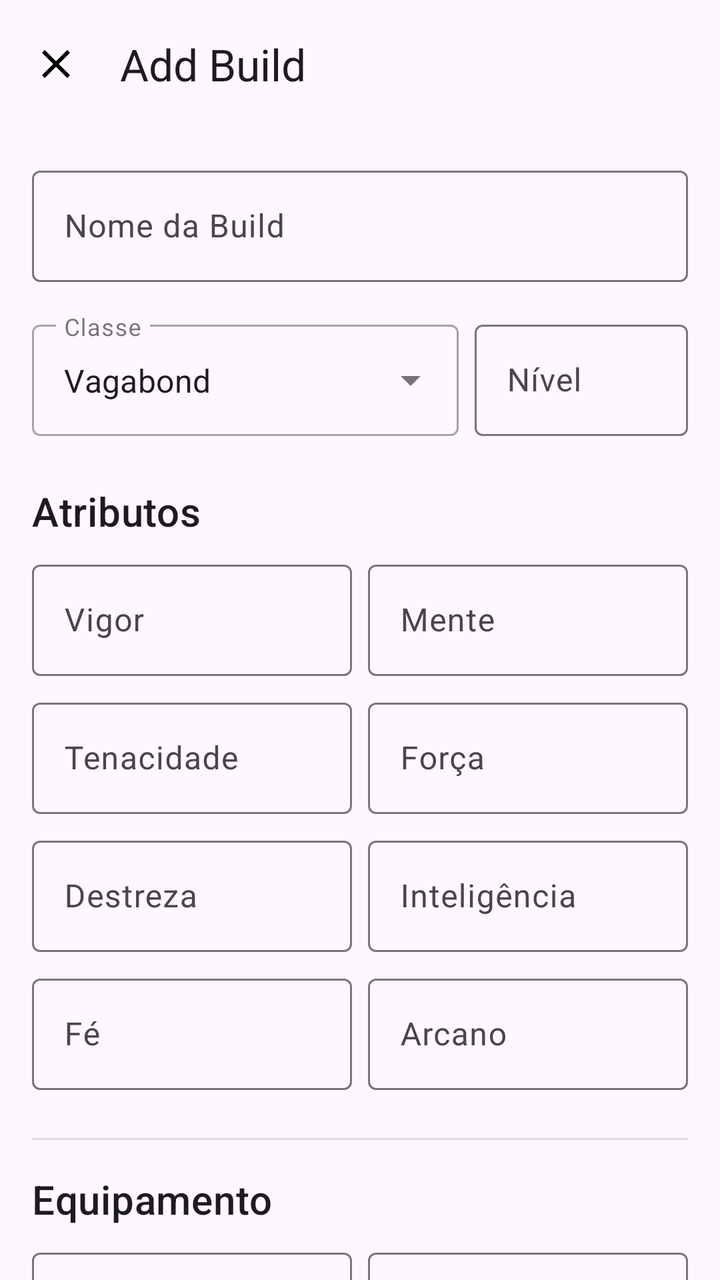
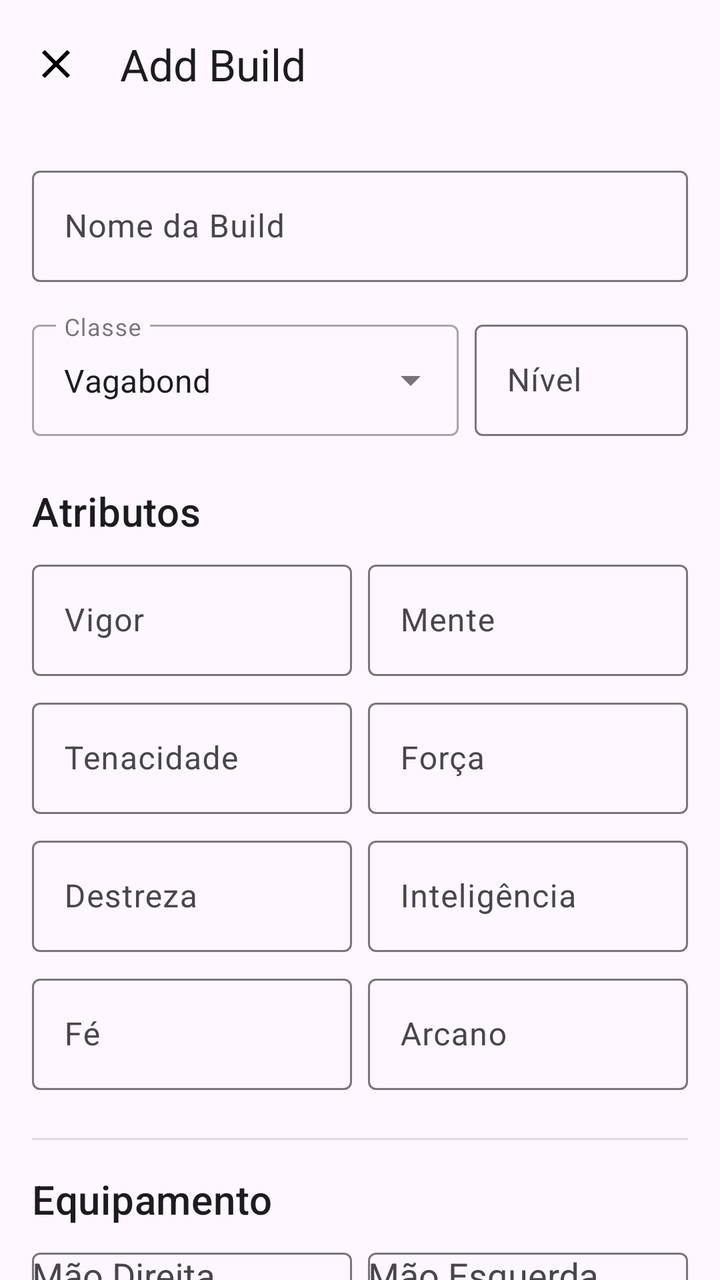

An Android layout rendered at two revisions. The XML below is the earlier revision; the diff shows what the commit changed to produce the second picture.
<!-- AndroidManifest.xml: application theme Theme.EldenBuilds -->
<!-- res/layout/activity_add_edit_build.xml -->
<?xml version="1.0" encoding="utf-8"?>
<androidx.coordinatorlayout.widget.CoordinatorLayout
    xmlns:android="http://schemas.android.com/apk/res/android"
    xmlns:app="http://schemas.android.com/apk/res-auto"
    xmlns:tools="http://schemas.android.com/tools"
    android:layout_width="match_parent"
    android:layout_height="match_parent"
    tools:context=".ui.detail.AddEditBuildActivity">

    <com.google.android.material.appbar.AppBarLayout
        android:layout_width="match_parent"
        android:layout_height="wrap_content">

        <com.google.android.material.appbar.MaterialToolbar
            android:id="@+id/topAppBar"
            android:layout_width="match_parent"
            android:layout_height="?attr/actionBarSize"
            app:title="@string/add_build"
            app:navigationIcon="@drawable/ic_close" />

    </com.google.android.material.appbar.AppBarLayout>

    <androidx.core.widget.NestedScrollView
        android:layout_width="match_parent"
        android:layout_height="match_parent"
        app:layout_behavior="@string/appbar_scrolling_view_behavior">

        <LinearLayout
            android:layout_width="match_parent"
            android:layout_height="wrap_content"
            android:orientation="vertical"
            android:padding="16dp">

            <com.google.android.material.textfield.TextInputLayout
                android:layout_width="match_parent"
                android:layout_height="wrap_content"
                android:hint="@string/hint_build_name">

                <com.google.android.material.textfield.TextInputEditText
                    android:id="@+id/edit_text_name"
                    android:layout_width="match_parent"
                    android:layout_height="wrap_content"
                    android:inputType="textCapWords" />
            </com.google.android.material.textfield.TextInputLayout>

            <LinearLayout
                android:layout_width="match_parent"
                android:layout_height="wrap_content"
                android:orientation="horizontal"
                android:layout_marginTop="16dp"
                android:baselineAligned="false">

                <com.google.android.material.textfield.TextInputLayout
                    android:layout_width="0dp"
                    android:layout_height="wrap_content"
                    android:layout_weight="1"
                    android:layout_marginEnd="8dp"
                    style="@style/Widget.MaterialComponents.TextInputLayout.OutlinedBox.ExposedDropdownMenu"
                    android:hint="@string/hint_class">

                    <AutoCompleteTextView
                        android:id="@+id/spinner_class"
                        android:layout_width="match_parent"
                        android:layout_height="wrap_content"
                        android:inputType="none"
                        android:focusable="false"
                        android:text="@string/class_vagabond"
                        />
                </com.google.android.material.textfield.TextInputLayout>

                <com.google.android.material.textfield.TextInputLayout
                    android:layout_width="0dp"
                    android:layout_height="wrap_content"
                    android:layout_weight="0.5"
                    android:hint="@string/hint_level">

                    <com.google.android.material.textfield.TextInputEditText
                        android:id="@+id/edit_text_level"
                        android:layout_width="match_parent"
                        android:layout_height="wrap_content"
                        android:enabled="false"
                        android:focusable="false"
                        android:inputType="number"
                        android:maxLength="3" />
                </com.google.android.material.textfield.TextInputLayout>
            </LinearLayout>

            <TextView
                android:layout_width="wrap_content"
                android:layout_height="wrap_content"
                android:text="@string/title_stats"
                android:layout_marginTop="24dp"
                android:layout_marginBottom="8dp"
                android:textAppearance="?attr/textAppearanceHeadline6" />

            <GridLayout
                android:layout_width="match_parent"
                android:layout_height="wrap_content"
                android:columnCount="2"
                android:rowCount="4">

                <com.google.android.material.textfield.TextInputLayout
                    android:layout_width="0dp"
                    android:layout_height="wrap_content"
                    android:layout_columnWeight="1"
                    android:layout_marginEnd="8dp"
                    android:layout_marginBottom="8dp"
                    android:hint="@string/stat_vigor">
                    <com.google.android.material.textfield.TextInputEditText
                        android:id="@+id/edit_vigor"
                        android:layout_width="match_parent"
                        android:layout_height="wrap_content"
                        android:inputType="number"
                        android:maxLength="2"/>
                </com.google.android.material.textfield.TextInputLayout>

                <com.google.android.material.textfield.TextInputLayout
                    android:layout_width="0dp"
                    android:layout_height="wrap_content"
                    android:layout_columnWeight="1"
                    android:layout_marginBottom="8dp"
                    android:hint="@string/stat_mind">
                    <com.google.android.material.textfield.TextInputEditText
                        android:id="@+id/edit_mind"
                        android:layout_width="match_parent"
                        android:layout_height="wrap_content"
                        android:inputType="number"
                        android:maxLength="2"/>
                </com.google.android.material.textfield.TextInputLayout>

                <com.google.android.material.textfield.TextInputLayout
                    android:layout_width="0dp"
                    android:layout_height="wrap_content"
                    android:layout_columnWeight="1"
                    android:layout_marginEnd="8dp"
                    android:layout_marginBottom="8dp"
                    android:hint="@string/stat_endurance">
                    <com.google.android.material.textfield.TextInputEditText
                        android:id="@+id/edit_endurance"
                        android:layout_width="match_parent"
                        android:layout_height="wrap_content"
                        android:inputType="number"
                        android:maxLength="2"/>
                </com.google.android.material.textfield.TextInputLayout>

                <com.google.android.material.textfield.TextInputLayout
                    android:layout_width="0dp"
                    android:layout_height="wrap_content"
                    android:layout_columnWeight="1"
                    android:layout_marginBottom="8dp"
                    android:hint="@string/stat_strength">
                    <com.google.android.material.textfield.TextInputEditText
                        android:id="@+id/edit_strength"
                        android:layout_width="match_parent"
                        android:layout_height="wrap_content"
                        android:inputType="number"
                        android:maxLength="2"/>
                </com.google.android.material.textfield.TextInputLayout>

                <com.google.android.material.textfield.TextInputLayout
                    android:layout_width="0dp"
                    android:layout_height="wrap_content"
                    android:layout_columnWeight="1"
                    android:layout_marginEnd="8dp"
                    android:layout_marginBottom="8dp"
                    android:hint="@string/stat_dexterity">
                    <com.google.android.material.textfield.TextInputEditText
                        android:id="@+id/edit_dexterity"
                        android:layout_width="match_parent"
                        android:layout_height="wrap_content"
                        android:inputType="number"
                        android:maxLength="2"/>
                </com.google.android.material.textfield.TextInputLayout>

                <com.google.android.material.textfield.TextInputLayout
                    android:layout_width="0dp"
                    android:layout_height="wrap_content"
                    android:layout_columnWeight="1"
                    android:layout_marginBottom="8dp"
                    android:hint="@string/stat_intelligence">
                    <com.google.android.material.textfield.TextInputEditText
                        android:id="@+id/edit_intelligence"
                        android:layout_width="match_parent"
                        android:layout_height="wrap_content"
                        android:inputType="number"
                        android:maxLength="2"/>
                </com.google.android.material.textfield.TextInputLayout>

                <com.google.android.material.textfield.TextInputLayout
                    android:layout_width="0dp"
                    android:layout_height="wrap_content"
                    android:layout_columnWeight="1"
                    android:layout_marginEnd="8dp"
                    android:layout_marginBottom="8dp"
                    android:hint="@string/stat_faith">
                    <com.google.android.material.textfield.TextInputEditText
                        android:id="@+id/edit_faith"
                        android:layout_width="match_parent"
                        android:layout_height="wrap_content"
                        android:inputType="number"
                        android:maxLength="2"/>
                </com.google.android.material.textfield.TextInputLayout>

                <com.google.android.material.textfield.TextInputLayout
                    android:layout_width="0dp"
                    android:layout_height="wrap_content"
                    android:layout_columnWeight="1"
                    android:layout_marginBottom="8dp"
                    android:hint="@string/stat_arcane">
                    <com.google.android.material.textfield.TextInputEditText
                        android:id="@+id/edit_arcane"
                        android:layout_width="match_parent"
                        android:layout_height="wrap_content"
                        android:inputType="number"
                        android:maxLength="2"/>
                </com.google.android.material.textfield.TextInputLayout>

            </GridLayout>

            <View
                android:layout_width="match_parent"
                android:layout_height="1dp"
                android:layout_marginVertical="16dp"
                android:background="?android:attr/listDivider" />

            <TextView
                android:layout_width="wrap_content"
                android:layout_height="wrap_content"
                android:text="@string/section_equipment"
                android:layout_marginBottom="8dp"
                android:textAppearance="?attr/textAppearanceHeadline6" />

            <LinearLayout
                android:layout_width="match_parent"
                android:layout_height="wrap_content"
                android:orientation="horizontal"
                android:baselineAligned="false">

                <com.google.android.material.textfield.TextInputLayout
                    android:layout_width="0dp"
                    android:layout_height="wrap_content"
                    android:layout_weight="1"
                    android:layout_marginEnd="8dp"
                    android:hint="@string/hint_right_hand">
                    <com.google.android.material.textfield.TextInputEditText
                        android:id="@+id/edit_weapon_r"
                        android:layout_width="match_parent"
                        android:layout_height="wrap_content"
                        android:inputType="textCapWords" />
                </com.google.android.material.textfield.TextInputLayout>

                <com.google.android.material.textfield.TextInputLayout
                    android:layout_width="0dp"
                    android:layout_height="wrap_content"
                    android:layout_weight="1"
                    android:hint="@string/hint_left_hand">
                    <com.google.android.material.textfield.TextInputEditText
                        android:id="@+id/edit_weapon_l"
                        android:layout_width="match_parent"
                        android:layout_height="wrap_content"
                        android:inputType="textCapWords" />
                </com.google.android.material.textfield.TextInputLayout>
            </LinearLayout>

            <TextView
                android:layout_width="wrap_content"
                android:layout_height="wrap_content"
                android:text="@string/section_armor"
                android:layout_marginTop="16dp"
                android:layout_marginBottom="8dp"
                android:textAppearance="?attr/textAppearanceSubtitle1"
                android:textStyle="bold"/>

            <GridLayout
                android:layout_width="match_parent"
                android:layout_height="wrap_content"
                android:columnCount="2"
                android:rowCount="2">

                <com.google.android.material.textfield.TextInputLayout
                    android:layout_width="0dp"
                    android:layout_height="wrap_content"
                    android:layout_columnWeight="1"
                    android:layout_marginEnd="8dp"
                    android:layout_marginBottom="8dp"
                    android:hint="@string/hint_helm">
                    <com.google.android.material.textfield.TextInputEditText
                        android:id="@+id/edit_armor_helm"
                        android:layout_width="match_parent"
                        android:layout_height="wrap_content"
                        android:inputType="textCapWords"/>
                </com.google.android.material.textfield.TextInputLayout>

                <com.google.android.material.textfield.TextInputLayout
                    android:layout_width="0dp"
                    android:layout_height="wrap_content"
                    android:layout_columnWeight="1"
                    android:layout_marginBottom="8dp"
                    android:hint="@string/hint_chest">
                    <com.google.android.material.textfield.TextInputEditText
                        android:id="@+id/edit_armor_chest"
                        android:layout_width="match_parent"
                        android:layout_height="wrap_content"
                        android:inputType="textCapWords"/>
                </com.google.android.material.textfield.TextInputLayout>

                <com.google.android.material.textfield.TextInputLayout
                    android:layout_width="0dp"
                    android:layout_height="wrap_content"
                    android:layout_columnWeight="1"
                    android:layout_marginEnd="8dp"
                    android:hint="@string/hint_hands">
                    <com.google.android.material.textfield.TextInputEditText
                        android:id="@+id/edit_armor_hands"
                        android:layout_width="match_parent"
                        android:layout_height="wrap_content"
                        android:inputType="textCapWords"/>
                </com.google.android.material.textfield.TextInputLayout>

                <com.google.android.material.textfield.TextInputLayout
                    android:layout_width="0dp"
                    android:layout_height="wrap_content"
                    android:layout_columnWeight="1"
                    android:hint="@string/hint_legs">
                    <com.google.android.material.textfield.TextInputEditText
                        android:id="@+id/edit_armor_legs"
                        android:layout_width="match_parent"
                        android:layout_height="wrap_content"
                        android:inputType="textCapWords"/>
                </com.google.android.material.textfield.TextInputLayout>
            </GridLayout>

            <TextView
                android:layout_width="wrap_content"
                android:layout_height="wrap_content"
                android:text="@string/section_talismans"
                android:layout_marginTop="16dp"
                android:layout_marginBottom="8dp"
                android:textAppearance="?attr/textAppearanceSubtitle1"
                android:textStyle="bold"/>

            <GridLayout
                android:layout_width="match_parent"
                android:layout_height="wrap_content"
                android:columnCount="2">

                <com.google.android.material.textfield.TextInputLayout
                    android:layout_width="0dp"
                    android:layout_height="wrap_content"
                    android:layout_columnWeight="1"
                    android:layout_marginEnd="8dp"
                    android:hint="@string/hint_talisman_1">
                    <com.google.android.material.textfield.TextInputEditText
                        android:id="@+id/edit_talisman_1"
                        android:layout_width="match_parent"
                        android:layout_height="wrap_content"/>
                </com.google.android.material.textfield.TextInputLayout>

                <com.google.android.material.textfield.TextInputLayout
                    android:layout_width="0dp"
                    android:layout_height="wrap_content"
                    android:layout_columnWeight="1"
                    android:hint="@string/hint_talisman_2">
                    <com.google.android.material.textfield.TextInputEditText
                        android:id="@+id/edit_talisman_2"
                        android:layout_width="match_parent"
                        android:layout_height="wrap_content"/>
                </com.google.android.material.textfield.TextInputLayout>

                <com.google.android.material.textfield.TextInputLayout
                    android:layout_width="0dp"
                    android:layout_height="wrap_content"
                    android:layout_columnWeight="1"
                    android:layout_marginTop="8dp"
                    android:layout_marginEnd="8dp"
                    android:hint="@string/hint_talisman_3">
                    <com.google.android.material.textfield.TextInputEditText
                        android:id="@+id/edit_talisman_3"
                        android:layout_width="match_parent"
                        android:layout_height="wrap_content"/>
                </com.google.android.material.textfield.TextInputLayout>

                <com.google.android.material.textfield.TextInputLayout
                    android:layout_width="0dp"
                    android:layout_height="wrap_content"
                    android:layout_columnWeight="1"
                    android:layout_marginTop="8dp"
                    android:hint="@string/hint_talisman_4">
                    <com.google.android.material.textfield.TextInputEditText
                        android:id="@+id/edit_talisman_4"
                        android:layout_width="match_parent"
                        android:layout_height="wrap_content"/>
                </com.google.android.material.textfield.TextInputLayout>
            </GridLayout>

            <com.google.android.material.textfield.TextInputLayout
                android:layout_width="match_parent"
                android:layout_height="wrap_content"
                android:layout_marginTop="16dp"
                android:hint="@string/hint_notes">
                <com.google.android.material.textfield.TextInputEditText
                    android:id="@+id/edit_notes"
                    android:layout_width="match_parent"
                    android:layout_height="wrap_content"
                    android:gravity="top"
                    android:minLines="3"
                    android:inputType="textMultiLine|textCapSentences" />
            </com.google.android.material.textfield.TextInputLayout>

            <com.google.android.material.button.MaterialButton
                android:id="@+id/button_save"
                android:layout_width="match_parent"
                android:layout_height="wrap_content"
                android:layout_marginTop="24dp"
                android:text="@string/btn_save_build"
                app:icon="@android:drawable/ic_menu_save" />

        </LinearLayout>
    </androidx.core.widget.NestedScrollView>
</androidx.coordinatorlayout.widget.CoordinatorLayout>
<!-- resources referenced by this layout -->
<resources>
  <!-- drawable ic_close (drawable) -->
  <vector xmlns:android="http://schemas.android.com/apk/res/android" android:height="24dp" android:tint="#000000" android:viewportHeight="24" android:viewportWidth="24" android:width="24dp">
        
      <path android:fillColor="@android:color/white" android:pathData="M19,6.41L17.59,5 12,10.59 6.41,5 5,6.41 10.59,12 5,17.59 6.41,19 12,13.41 17.59,19 19,17.59 13.41,12z"/>
      
  </vector>
  <string name="add_build">Add Build</string>
  <string name="btn_save_build">Salvar Build</string>
  <string name="class_vagabond">Vagabond</string>
  <string name="hint_build_name">Nome da Build</string>
  <string name="hint_chest">Peitoral</string>
  <string name="hint_class">Classe</string>
  <string name="hint_hands">Luvas</string>
  <string name="hint_helm">Capacete</string>
  <string name="hint_left_hand">Mão Esquerda</string>
  <string name="hint_legs">Botas</string>
  <string name="hint_level">Nível</string>
  <string name="hint_notes">Notas / Estratégia</string>
  <string name="hint_right_hand">Mão Direita</string>
  <string name="hint_talisman_1">Talismã 1</string>
  <string name="hint_talisman_2">Talismã 2</string>
  <string name="hint_talisman_3">Talismã 3</string>
  <string name="hint_talisman_4">Talismã 4</string>
  <string name="section_armor">Armadura</string>
  <string name="section_equipment">Equipamento</string>
  <string name="section_talismans">Talismãs</string>
  <string name="stat_arcane">Arcano</string>
  <string name="stat_dexterity">Destreza</string>
  <string name="stat_endurance">Tenacidade</string>
  <string name="stat_faith">Fé</string>
  <string name="stat_intelligence">Inteligência</string>
  <string name="stat_mind">Mente</string>
  <string name="stat_strength">Força</string>
  <string name="stat_vigor">Vigor</string>
  <string name="title_stats">Atributos</string>
  <style name="Theme.EldenBuilds" parent="Base.Theme.EldenBuilds" />
  <style name="Base.Theme.EldenBuilds" parent="Theme.Material3.DayNight.NoActionBar">
          
          
      </style>
</resources>

<!-- the commit's change to res/layout/activity_add_edit_build.xml (unified diff, before → after) -->
@@ -242,10 +242,11 @@
                     android:layout_weight="1"
                     android:layout_marginEnd="8dp"
                     android:hint="@string/hint_right_hand">
-                    <com.google.android.material.textfield.TextInputEditText
+                    <AutoCompleteTextView
                         android:id="@+id/edit_weapon_r"
                         android:layout_width="match_parent"
                         android:layout_height="wrap_content"
+                        android:completionThreshold="1"
                         android:inputType="textCapWords" />
                 </com.google.android.material.textfield.TextInputLayout>
 
@@ -254,10 +255,11 @@
                     android:layout_height="wrap_content"
                     android:layout_weight="1"
                     android:hint="@string/hint_left_hand">
-                    <com.google.android.material.textfield.TextInputEditText
+                    <AutoCompleteTextView
                         android:id="@+id/edit_weapon_l"
                         android:layout_width="match_parent"
                         android:layout_height="wrap_content"
+                        android:completionThreshold="1"
                         android:inputType="textCapWords" />
                 </com.google.android.material.textfield.TextInputLayout>
             </LinearLayout>
@@ -284,10 +286,11 @@
                     android:layout_marginEnd="8dp"
                     android:layout_marginBottom="8dp"
                     android:hint="@string/hint_helm">
-                    <com.google.android.material.textfield.TextInputEditText
+                    <AutoCompleteTextView
                         android:id="@+id/edit_armor_helm"
                         android:layout_width="match_parent"
                         android:layout_height="wrap_content"
+                        android:completionThreshold="1"
                         android:inputType="textCapWords"/>
                 </com.google.android.material.textfield.TextInputLayout>
 
@@ -297,10 +300,11 @@
                     android:layout_columnWeight="1"
                     android:layout_marginBottom="8dp"
                     android:hint="@string/hint_chest">
-                    <com.google.android.material.textfield.TextInputEditText
+                    <AutoCompleteTextView
                         android:id="@+id/edit_armor_chest"
                         android:layout_width="match_parent"
                         android:layout_height="wrap_content"
+                        android:completionThreshold="1"
                         android:inputType="textCapWords"/>
                 </com.google.android.material.textfield.TextInputLayout>
 
@@ -310,10 +314,11 @@
                     android:layout_columnWeight="1"
                     android:layout_marginEnd="8dp"
                     android:hint="@string/hint_hands">
-                    <com.google.android.material.textfield.TextInputEditText
+                    <AutoCompleteTextView
                         android:id="@+id/edit_armor_hands"
                         android:layout_width="match_parent"
                         android:layout_height="wrap_content"
+                        android:completionThreshold="1"
                         android:inputType="textCapWords"/>
                 </com.google.android.material.textfield.TextInputLayout>
 
@@ -322,10 +327,11 @@
                     android:layout_height="wrap_content"
                     android:layout_columnWeight="1"
                     android:hint="@string/hint_legs">
-                    <com.google.android.material.textfield.TextInputEditText
+                    <AutoCompleteTextView
                         android:id="@+id/edit_armor_legs"
                         android:layout_width="match_parent"
                         android:layout_height="wrap_content"
+                        android:completionThreshold="1"
                         android:inputType="textCapWords"/>
                 </com.google.android.material.textfield.TextInputLayout>
             </GridLayout>
@@ -350,10 +356,12 @@
                     android:layout_columnWeight="1"
                     android:layout_marginEnd="8dp"
                     android:hint="@string/hint_talisman_1">
-                    <com.google.android.material.textfield.TextInputEditText
+                    <AutoCompleteTextView
                         android:id="@+id/edit_talisman_1"
                         android:layout_width="match_parent"
-                        android:layout_height="wrap_content"/>
+                        android:layout_height="wrap_content"
+                        android:inputType="textCapWords"
+                        android:completionThreshold="1"/>
                 </com.google.android.material.textfield.TextInputLayout>
 
                 <com.google.android.material.textfield.TextInputLayout
@@ -361,10 +369,12 @@
                     android:layout_height="wrap_content"
                     android:layout_columnWeight="1"
                     android:hint="@string/hint_talisman_2">
-                    <com.google.android.material.textfield.TextInputEditText
+                    <AutoCompleteTextView
                         android:id="@+id/edit_talisman_2"
                         android:layout_width="match_parent"
-                        android:layout_height="wrap_content"/>
+                        android:layout_height="wrap_content"
+                        android:inputType="textCapWords"
+                        android:completionThreshold="1"/>
                 </com.google.android.material.textfield.TextInputLayout>
 
                 <com.google.android.material.textfield.TextInputLayout
@@ -374,10 +384,12 @@
                     android:layout_marginTop="8dp"
                     android:layout_marginEnd="8dp"
                     android:hint="@string/hint_talisman_3">
-                    <com.google.android.material.textfield.TextInputEditText
+                    <AutoCompleteTextView
                         android:id="@+id/edit_talisman_3"
                         android:layout_width="match_parent"
-                        android:layout_height="wrap_content"/>
+                        android:layout_height="wrap_content"
+                        android:inputType="textCapWords"
+                        android:completionThreshold="1"/>
                 </com.google.android.material.textfield.TextInputLayout>
 
                 <com.google.android.material.textfield.TextInputLayout
@@ -386,10 +398,12 @@
                     android:layout_columnWeight="1"
                     android:layout_marginTop="8dp"
                     android:hint="@string/hint_talisman_4">
-                    <com.google.android.material.textfield.TextInputEditText
+                    <AutoCompleteTextView
                         android:id="@+id/edit_talisman_4"
                         android:layout_width="match_parent"
-                        android:layout_height="wrap_content"/>
+                        android:layout_height="wrap_content"
+                        android:inputType="textCapWords"
+                        android:completionThreshold="1"/>
                 </com.google.android.material.textfield.TextInputLayout>
             </GridLayout>
 
